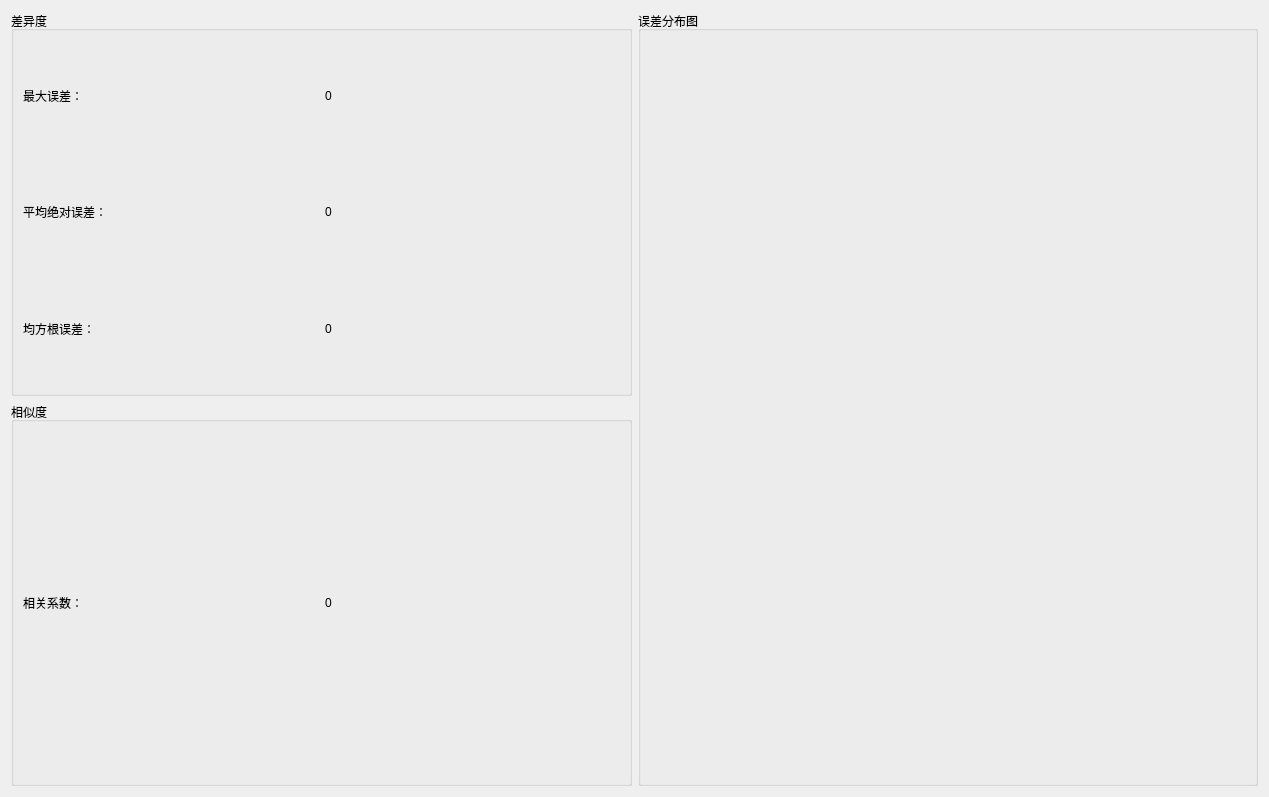
icanerandy/ZCAN_MINI, file ZCAN_MINI/UI/distribution_dialog.ui: the form before one commit.
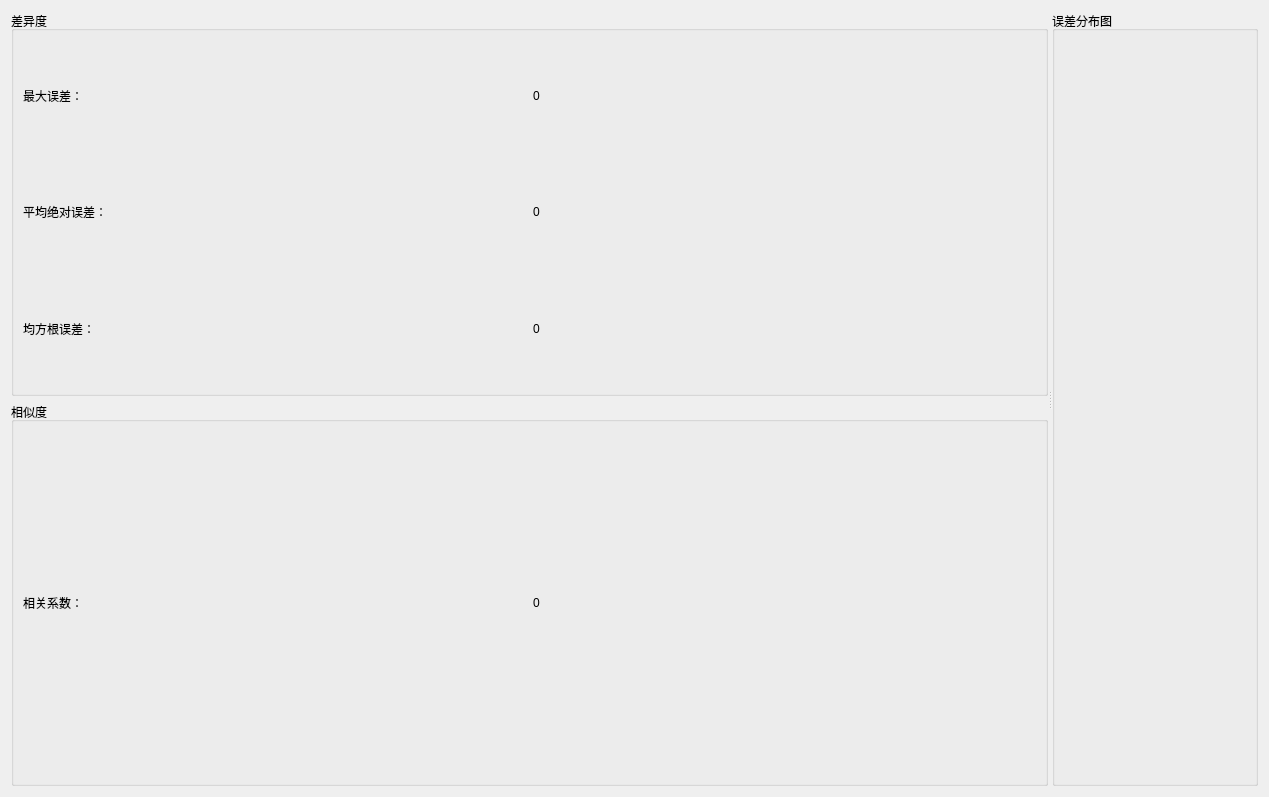
The form after the commit.

Patch:
```diff
--- a/ZCAN_MINI/UI/distribution_dialog.ui
+++ b/ZCAN_MINI/UI/distribution_dialog.ui
@@ -18,6 +18,13 @@
   </property>
   <layout class="QGridLayout" name="gridLayout_4">
    <item row="0" column="0">
+    <widget class="QSplitter" name="splitter">
+     <property name="orientation">
+      <enum>Qt::Horizontal</enum>
+     </property>
+     <widget class="QWidget" name="">
+      <layout class="QVBoxLayout" name="verticalLayout">
+       <item>
     <widget class="QGroupBox" name="groupBox_2">
      <property name="title">
       <string>差异度</string>
@@ -77,12 +84,39 @@
      </layout>
     </widget>
    </item>
-   <item row="0" column="1" rowspan="2">
+       <item>
+        <widget class="QGroupBox" name="groupBox_3">
+         <property name="title">
+          <string>相似度</string>
+         </property>
+         <layout class="QGridLayout" name="gridLayout_3">
+          <item row="0" column="2">
+           <widget class="QLabel" name="labCor">
+            <property name="text">
+             <string>0</string>
+            </property>
+           </widget>
+          </item>
+          <item row="0" column="0">
+           <widget class="QLabel" name="label_7">
+            <property name="whatsThis">
+             <string extracomment="相关系数（Correlation Coefficient）：衡量两个变量之间线性关系的强度和方向。相关系数的取值范围在 -1 到 1 之间，当相关系数接近 1 时，表示两个变量之间存在强正相关关系；当相关系数接近 -1 时，表示两个变量之间存在强负相关关系；当相关系数接近 0 时，表示两个变量之间不存在线性关系。"/>
+            </property>
+            <property name="text">
+             <string>相关系数：</string>
+            </property>
+           </widget>
+          </item>
+         </layout>
+        </widget>
+       </item>
+      </layout>
+     </widget>
     <widget class="QGroupBox" name="groupBox">
      <property name="title">
       <string>误差分布图</string>
      </property>
-     <layout class="QGridLayout" name="gridLayout">
+      <layout class="QGridLayout" name="gridLayout" columnstretch="0">
       <item row="0" column="0">
        <widget class="QWidget" name="widget" native="true">
         <property name="font">
@@ -97,31 +131,6 @@
       </item>
      </layout>
     </widget>
-   </item>
-   <item row="1" column="0">
-    <widget class="QGroupBox" name="groupBox_3">
-     <property name="title">
-      <string>相似度</string>
-     </property>
-     <layout class="QGridLayout" name="gridLayout_3">
-      <item row="0" column="2">
-       <widget class="QLabel" name="labCor">
-        <property name="text">
-         <string>0</string>
-        </property>
-       </widget>
-      </item>
-      <item row="0" column="0">
-       <widget class="QLabel" name="label_7">
-        <property name="whatsThis">
-         <string extracomment="相关系数（Correlation Coefficient）：衡量两个变量之间线性关系的强度和方向。相关系数的取值范围在 -1 到 1 之间，当相关系数接近 1 时，表示两个变量之间存在强正相关关系；当相关系数接近 -1 时，表示两个变量之间存在强负相关关系；当相关系数接近 0 时，表示两个变量之间不存在线性关系。"/>
-        </property>
-        <property name="text">
-         <string>相关系数：</string>
-        </property>
-       </widget>
-      </item>
-     </layout>
     </widget>
    </item>
   </layout>
```
Left out of the diff: 2 changed lines with no effect on the pictures. Lines whose indentation alone changed are shown as unchanged.
